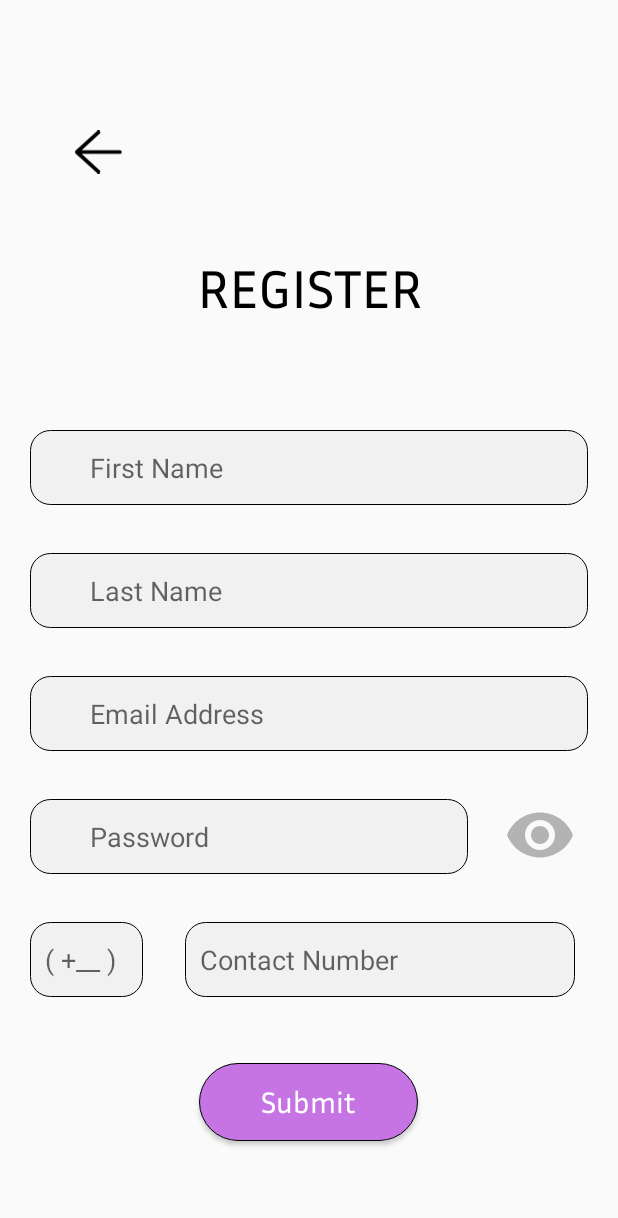
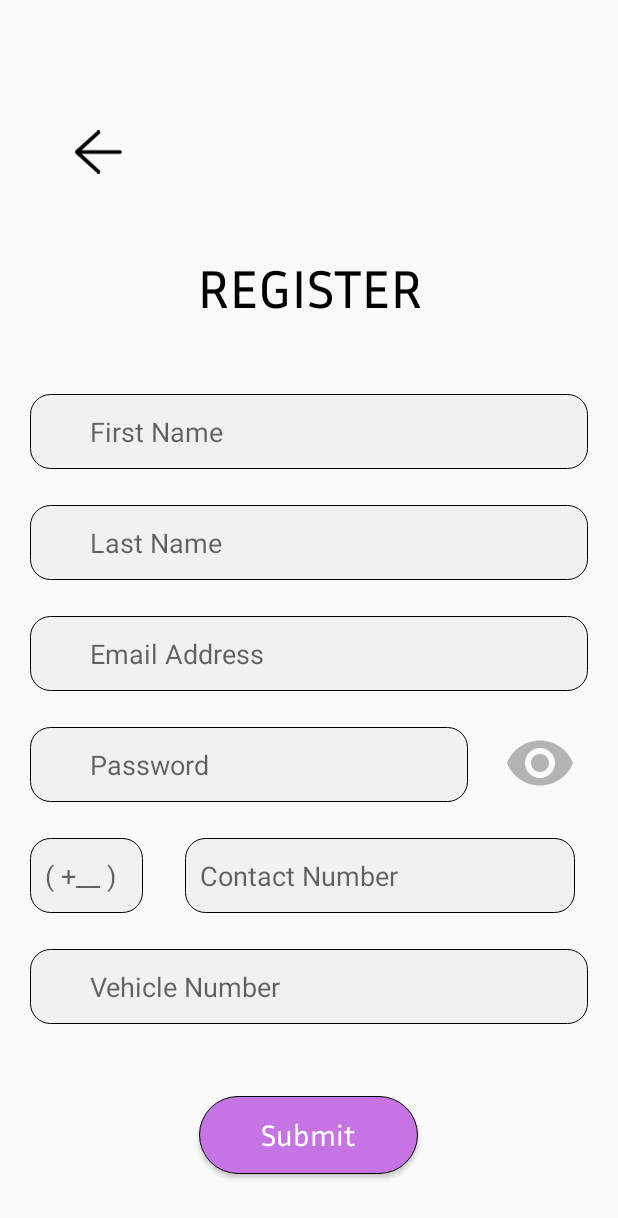
Before and after one commit to HarshAggarwal1/ParkingHelper, an Android app: the RegisterPage screen opened directly, with no data from a screen before it, on a phone screen of 412 x 824 dp. Shown: the top 1218 px of the screen. Run offline under Robolectric (Android 15) with nearby library versions, the phone set to English and light mode, and no system bars; our stand-ins replace Room's generated code.

Commit message:
Commit: Added Many Files

```diff
--- a/app/src/main/java/com/project/parking_helper/LoginPage.java
+++ b/app/src/main/java/com/project/parking_helper/LoginPage.java
@@ -107,7 +107,7 @@ public class LoginPage extends AppCompatActivity {
             }
             catch (ApiException e) {
                 e.printStackTrace();
-                Toast.makeText(this, "Server Error!", Toast.LENGTH_SHORT).show();
+                Toast.makeText(this, "Error Occurred!", Toast.LENGTH_SHORT).show();
             }
         }
     }
--- a/app/src/main/java/com/project/parking_helper/RegisterPage.java
+++ b/app/src/main/java/com/project/parking_helper/RegisterPage.java
@@ -8,11 +8,15 @@ import android.widget.Toast;
 
 import androidx.appcompat.app.AppCompatActivity;
 
+import com.project.parking_helper.database.Database;
+import com.project.parking_helper.database.UserData;
+
 public class RegisterPage extends AppCompatActivity {
 
-    ImageView backButton, showPasswordButton;
-    Button submitButton;
-    EditText fName, lName, email, password, countryCode, mobileNumber;
+    private ImageView backButton, showPasswordButton;
+    private Button submitButton;
+    private EditText fName, lName, email, password, countryCode, mobileNumber, vehicleNumber;
+    private Database database;
 
     @Override
     protected void onCreate(Bundle savedInstanceState) {
@@ -28,6 +32,9 @@ public class RegisterPage extends AppCompatActivity {
         countryCode = findViewById(R.id.registerEditTextCountryCode);
         mobileNumber = findViewById(R.id.registerEditTextContact);
         showPasswordButton = findViewById(R.id.registerButtonShowHidePassword);
+        vehicleNumber = findViewById(R.id.registerEditTextVehicle);
+
+        database = Database.getInstance(this);
 
         showPasswordButton.setOnClickListener(v -> {
             if (password.getInputType() == 129) {
@@ -102,16 +109,35 @@ public class RegisterPage extends AppCompatActivity {
                 mobileNumber.setError("Please enter a valid mobile number");
                 mobileNumber.requestFocus();
                 return;
+            } else if (vehicleNumber.getText().toString().isEmpty()) {
+                vehicleNumber.setError("Please enter your vehicle number");
+                vehicleNumber.requestFocus();
+                return;
             }
+
             String firstName = fName.getText().toString();
             String lastName = lName.getText().toString();
             String emailId = email.getText().toString();
             String pass = password.getText().toString();
             String cCode = countryCode.getText().toString();
             String mNumber = mobileNumber.getText().toString();
+            String vNumber = vehicleNumber.getText().toString();
 
-            Toast.makeText(this, "You are Registered Successfully!", Toast.LENGTH_SHORT).show();
-            finish();
+            if (database.userDao().checkEmail(emailId) != null) {
+                Toast.makeText(this, "You are already Registered!", Toast.LENGTH_SHORT).show();
+                return;
+            }
+
+            try {
+                database.userDao().insert( new UserData(firstName, lastName, emailId, pass, cCode, mNumber, vNumber));
+
+                Toast.makeText(this, "You are Registered Successfully!", Toast.LENGTH_SHORT).show();
+                finish();
+            }
+            catch (Exception e) {
+                Toast.makeText(this, "Error Occurred! Try Again.", Toast.LENGTH_SHORT).show();
+            }
+
         });
 
     }
--- a/app/src/main/java/com/project/parking_helper/database/UserDAO.java
+++ b/app/src/main/java/com/project/parking_helper/database/UserDAO.java
@@ -14,8 +14,8 @@ public interface UserDAO {
     void insert(String firstName, String lastName, String email, String password);
 
     // insert remaining data of entered email
-    @Query("UPDATE UserData SET `Country Code` = :countryCode, `Phone Number` = :phoneNumber, `Vehicle Type` = :vehicleType, `Vehicle Number` = :vehicleNumber WHERE email = :email")
-    void insert(String email, String countryCode, String phoneNumber, String vehicleType, String vehicleNumber);
+    @Query("UPDATE UserData SET `Country Code` = :countryCode, `Phone Number` = :phoneNumber, `Vehicle Number` = :vehicleNumber WHERE email = :email")
+    void insertRemaining(String email, String countryCode, String phoneNumber, String vehicleNumber);
 
     // Query to check if email exists in database
     @Query("SELECT * FROM UserData WHERE email = :email")
@@ -32,10 +32,6 @@ public interface UserDAO {
     // Query to update the vehicle number in database for the entered email
     @Query("UPDATE UserData SET `Vehicle Number` = :vehicleNumber WHERE email = :email")
     void updateVehicleNumber(String email, String vehicleNumber);
-
-    // Query to update the vehicle type in database for the entered email
-    @Query("UPDATE UserData SET `Vehicle Type` = :vehicleType WHERE email = :email")
-    void updateVehicleType(String email, String vehicleType);
 
     // Query to update the phone number in database for the entered email
     @Query("UPDATE UserData SET `Phone Number` = :phoneNumber WHERE email = :email")
--- a/app/src/main/res/layout/activity_register.xml
+++ b/app/src/main/res/layout/activity_register.xml
@@ -40,24 +40,24 @@
         android:layout_width="match_parent"
         android:layout_height="50dp"
         android:layout_marginStart="20dp"
+        android:layout_marginTop="48dp"
+        android:layout_marginEnd="20dp"
+        android:background="@drawable/rectangle_bg_bluegray_50_border_black_900_radius_60"
+        android:hint="First Name"
+        android:inputType="textPersonName"
         android:paddingStart="40dp"
         android:paddingEnd="40dp"
-        android:layout_marginTop="72dp"
-        android:layout_marginEnd="20dp"
-        android:inputType="textPersonName"
-        android:background="@drawable/rectangle_bg_bluegray_50_border_black_900_radius_60"
         app:layout_constraintEnd_toEndOf="parent"
         app:layout_constraintHorizontal_bias="0.0"
         app:layout_constraintStart_toStartOf="parent"
-        app:layout_constraintTop_toBottomOf="@+id/textView"
-        android:hint="First Name" />
+        app:layout_constraintTop_toBottomOf="@+id/textView" />
 
     <EditText
         android:id="@+id/registerEditTextLastName"
         android:layout_width="match_parent"
         android:layout_height="50dp"
         android:layout_marginStart="20dp"
-        android:layout_marginTop="32dp"
+        android:layout_marginTop="24dp"
         android:layout_marginEnd="20dp"
         android:background="@drawable/rectangle_bg_bluegray_50_border_black_900_radius_60"
         android:hint="Last Name"
@@ -76,7 +76,7 @@
         android:layout_marginStart="20dp"
         android:paddingStart="40dp"
         android:paddingEnd="40dp"
-        android:layout_marginTop="32dp"
+        android:layout_marginTop="24dp"
         android:layout_marginEnd="20dp"
         android:inputType="textEmailAddress"
         android:background="@drawable/rectangle_bg_bluegray_50_border_black_900_radius_60"
@@ -93,7 +93,7 @@
         android:layout_marginStart="20dp"
         android:paddingStart="40dp"
         android:paddingEnd="40dp"
-        android:layout_marginTop="32dp"
+        android:layout_marginTop="24dp"
         android:layout_marginEnd="100dp"
         android:inputType="textPassword"
         android:background="@drawable/rectangle_bg_bluegray_50_border_black_900_radius_60"
@@ -107,7 +107,7 @@
         android:id="@+id/registerButtonShowHidePassword"
         android:layout_width="wrap_content"
         android:layout_height="wrap_content"
-        android:layout_marginTop="32dp"
+        android:layout_marginTop="24dp"
         android:background="#00FFFFFF"
         android:src="@drawable/show_hide_password"
         app:layout_constraintEnd_toEndOf="parent"
@@ -120,7 +120,7 @@
         android:layout_width="75dp"
         android:layout_height="50dp"
         android:layout_marginStart="20dp"
-        android:layout_marginTop="32dp"
+        android:layout_marginTop="24dp"
         android:background="@drawable/rectangle_bg_bluegray_50_border_black_900_radius_60"
         android:hint="( +__ )"
         android:inputType="number"
@@ -133,7 +133,7 @@
         android:id="@+id/registerEditTextContact"
         android:layout_width="260dp"
         android:layout_height="50dp"
-        android:layout_marginTop="32dp"
+        android:layout_marginTop="24dp"
         android:layout_marginEnd="20dp"
         android:paddingLeft="20dp"
         android:paddingRight="20dp"
@@ -147,23 +147,40 @@
         app:layout_constraintStart_toEndOf="@+id/registerEditTextCountryCode"
         app:layout_constraintTop_toBottomOf="@+id/registerEditTextPassword" />
 
+
+    <EditText
+        android:id="@+id/registerEditTextVehicle"
+        android:layout_width="match_parent"
+        android:layout_height="50dp"
+        android:layout_marginStart="20dp"
+        android:layout_marginEnd="20dp"
+        android:background="@drawable/rectangle_bg_bluegray_50_border_black_900_radius_60"
+        android:hint="Vehicle Number"
+        android:inputType="text"
+        android:paddingStart="40dp"
+        android:layout_marginTop="24dp"
+        android:paddingEnd="40dp"
+        app:layout_constraintEnd_toEndOf="parent"
+        app:layout_constraintStart_toStartOf="parent"
+        app:layout_constraintTop_toBottomOf="@+id/registerEditTextContact" />
+
     <Button
         android:id="@+id/registerButtonSubmit"
         android:layout_width="146dp"
         android:layout_height="52dp"
-        android:layout_marginTop="44dp"
+        android:layout_marginTop="48dp"
         android:background="@drawable/rectangle_bg_purple_300_border_black_900_radius_60"
         android:fontFamily="@font/inria_sans"
+        android:gravity="center"
+        android:shadowRadius="20"
         android:text="Submit"
         android:textAllCaps="false"
         android:textColor="#FFFFFFFF"
-        android:gravity="center"
-        android:shadowRadius="20"
         android:textSize="20sp"
         app:layout_constraintEnd_toEndOf="parent"
         app:layout_constraintHorizontal_bias="0.498"
         app:layout_constraintStart_toStartOf="parent"
-        app:layout_constraintTop_toBottomOf="@+id/registerEditTextContact" />
+        app:layout_constraintTop_toBottomOf="@+id/registerEditTextVehicle" />
 
 
 </androidx.constraintlayout.widget.ConstraintLayout>
--- a/app/src/main/res/layout/activity_userpage.xml
+++ b/app/src/main/res/layout/activity_userpage.xml
@@ -40,8 +40,7 @@
         android:layout_height="185dp"
         android:layout_marginTop="12dp"
         android:contentDescription="@string/user_icon_description"
-        android:src="@drawable/profile_pic"
-        android:padding="2dp"
+        android:src="@drawable/user_icon"
         android:background="@drawable/circle_bg_black"
         app:layout_constraintEnd_toEndOf="parent"
         app:layout_constraintStart_toStartOf="parent"
```
Also changed, not shown: app/src/main/java/com/project/parking_helper/database/AppData.java (+36 -0 lines), app/src/main/java/com/project/parking_helper/database/UserData.java (+86 -3 lines), app/src/main/res/layout/dropdown_menu.xml (added, +10 -0 lines), app/src/main/res/values/strings.xml (+8 -0 lines).
